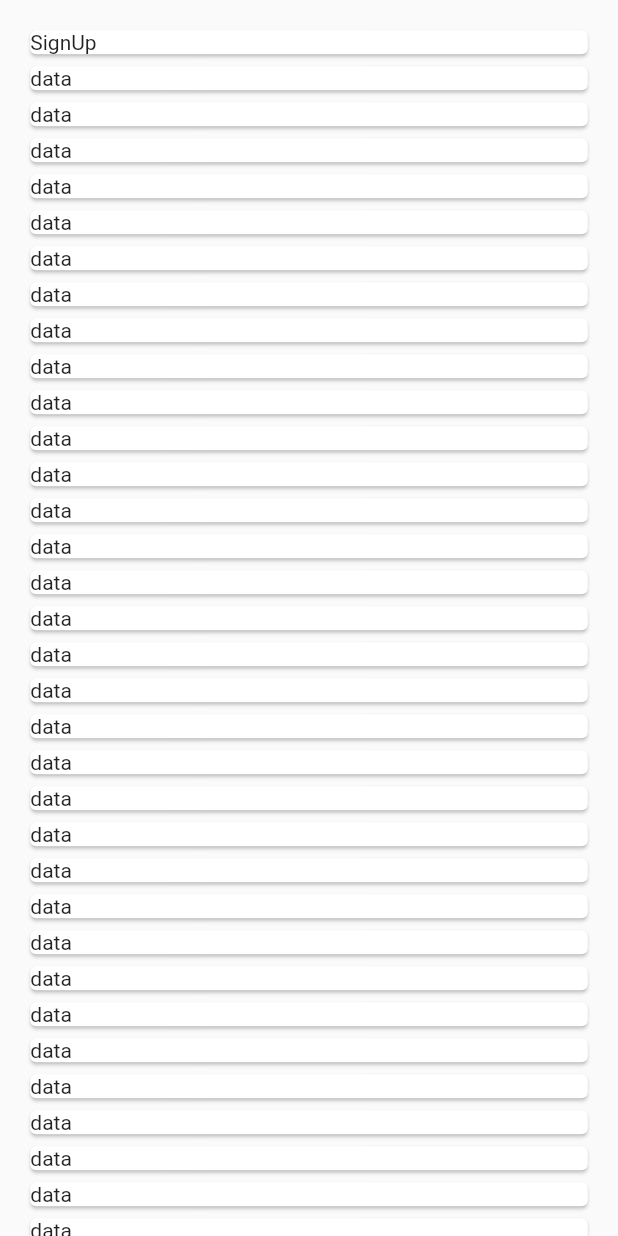
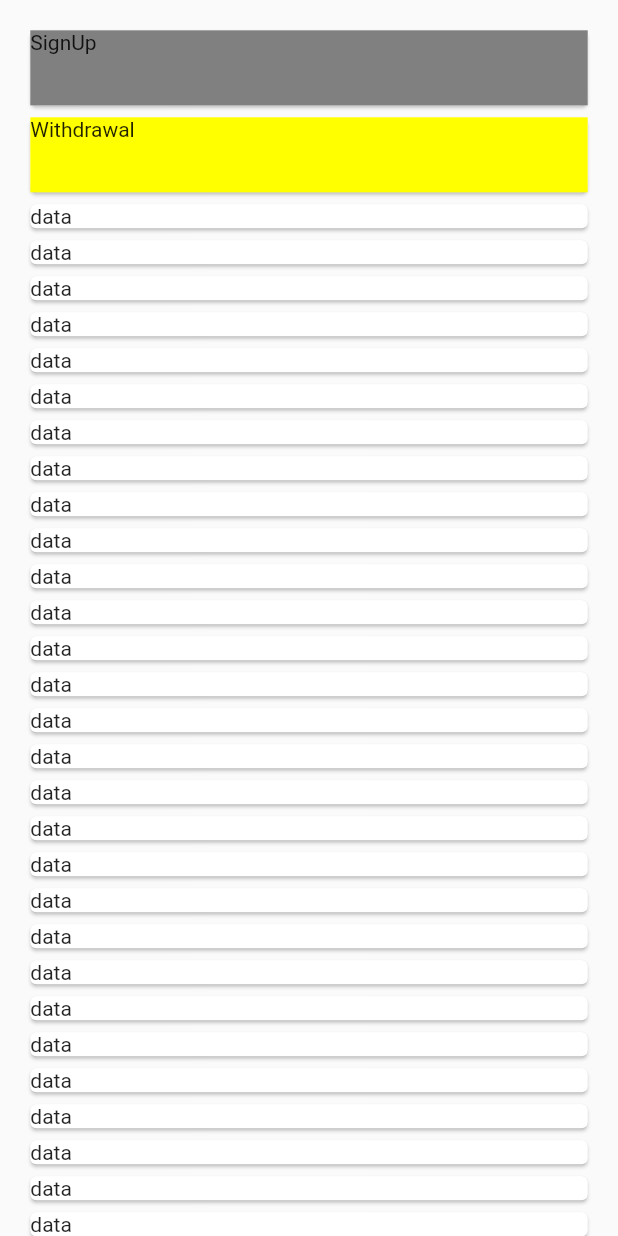
Before and after one commit to comicspa/ComicSpa, a Flutter app: the DevTest screen opened by its route, on a phone screen of 412 x 824 dp. Run offline on Flutter 3.47's test engine with Material 2 defaults, Android fonts, the phone set to English and light mode, and no system bars; our stand-ins replace file_picker, permission_handler, shared_preferences; accounts and stored records are empty; network calls fail.

```diff
--- a/first_ui/lib/packets/packet_bytes.dart
+++ b/first_ui/lib/packets/packet_bytes.dart
@@ -11,7 +11,6 @@ class PacketBytes extends PacketCommon
   Uint8List _sendPacket;
   var sendByteData;
   int _currentOffset;
-
 
   Uint8List get sendPacket => _sendPacket;
   int get currentOffset => _currentOffset;
--- a/first_ui/lib/screens/dev_test.dart
+++ b/first_ui/lib/screens/dev_test.dart
@@ -79,11 +79,44 @@ class _DevTestState extends State<DevTest> {
               delegate: SliverChildListDelegate(
                 [
                   Card(
-                    child: Text('SignUp'),
+                    child: new InkWell(
+                      onTap: () {
+                        print("SignUp Tapped");
+                      },
+                      child: Container(
+
+                        width: 100.0,
+                        height: 50.0,
+                        color:Color.fromARGB(255, 128, 128, 128),
+
+                        child:Text("SignUp",),
+
+                      ),
 
 
+                    ),
+                  ),
 
+
+                  Card(
+                    child: new InkWell(
+                      onTap: () {
+                        print("Withdrawal Tapped");
+                      },
+                      child: Container(
+
+                        width: 100.0,
+                        height: 50.0,
+                        color:Color.fromARGB(255, 255, 255, 0),
+
+                        child:Text("Withdrawal",),
+
+                      ),
+
+
+                    ),
                   ),
+
                   Card(
                     child: Text('data'),
                   ),
--- a/first_ui/lib/screens/testhome.dart
+++ b/first_ui/lib/screens/testhome.dart
@@ -1,5 +1,5 @@
 import 'package:flutter/material.dart';
-import 'package:carousel_pro/carousel_pro.dart';
+//import 'package:carousel_pro/carousel_pro.dart';
 
 
 class TestHome extends StatefulWidget {
--- a/first_ui/pubspec.yaml
+++ b/first_ui/pubspec.yaml
@@ -17,7 +17,7 @@ dependencies:
   cupertino_icons: ^0.1.2
   url_launcher: ^5.1.0
   async: ^2.1.0
-  carousel_pro: ^1.0.0
+  carousel_slider: ^1.3.0
   flutter_parallax: ^0.1.2
   permission_handler: ^3.2.0
   json_serializable: ^3.0.0
```
Also changed, not shown: first_ui/lib/manage/manage_service_account.dart (added, +7 -0 lines), first_ui/lib/models/user_info.dart (+20 -22 lines), first_ui/lib/packets/packet_c2s_signup.dart (added, +13 -0 lines), first_ui/lib/packets/packet_c2s_withdrawal.dart (added, +14 -0 lines), first_ui/lib/packets/packet_s2c_signup.dart (added, +12 -0 lines), first_ui/lib/packets/packet_s2c_withdrawal.dart (added, +13 -0 lines), first_ui/pubspec.lock.
